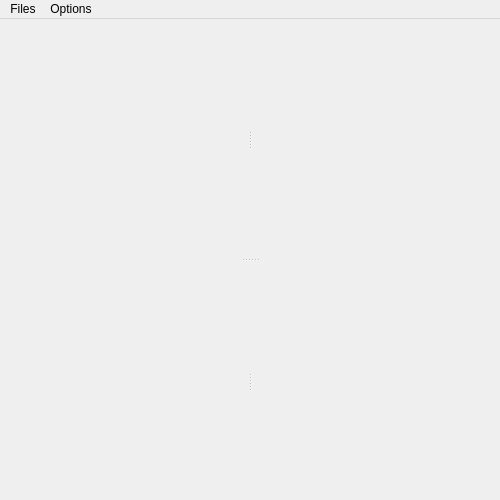
The window that tools/maya/cloth/dynEval/ud/dynEval.ui (snaress/studio) describes before a commit, drawn with Qt 5.
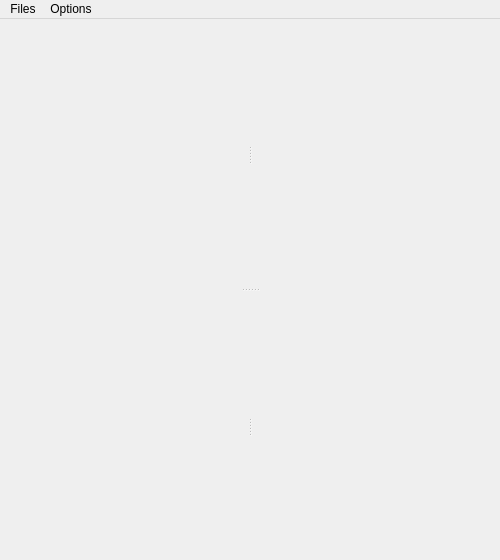
The same window after the commit.

Commit message: DynEval: Cache list manager, Add append Cache cmds

The edit to the form file:
```diff
--- a/tools/maya/cloth/dynEval/ud/dynEval.ui
+++ b/tools/maya/cloth/dynEval/ud/dynEval.ui
@@ -7,7 +7,7 @@
     <x>0</x>
     <y>0</y>
     <width>500</width>
-    <height>500</height>
+    <height>560</height>
    </rect>
   </property>
   <property name="windowTitle">
@@ -30,14 +30,14 @@
        <property name="orientation">
         <enum>Qt::Horizontal</enum>
        </property>
-       <widget class="QWidget" name="">
+       <widget class="QWidget" name="layoutWidget">
         <layout class="QVBoxLayout" name="vlSceneNodes">
          <property name="spacing">
           <number>0</number>
          </property>
         </layout>
        </widget>
-       <widget class="QWidget" name="">
+       <widget class="QWidget" name="layoutWidget">
         <layout class="QVBoxLayout" name="vlNodeOptions">
          <property name="spacing">
           <number>0</number>
@@ -49,14 +49,14 @@
        <property name="orientation">
         <enum>Qt::Horizontal</enum>
        </property>
-       <widget class="QWidget" name="">
+       <widget class="QWidget" name="layoutWidget">
         <layout class="QVBoxLayout" name="vlCaches">
          <property name="spacing">
           <number>0</number>
          </property>
         </layout>
        </widget>
-       <widget class="QWidget" name="">
+       <widget class="QWidget" name="layoutWidget">
         <layout class="QVBoxLayout" name="vlCacheInfo">
          <property name="spacing">
           <number>0</number>
```
Left out of the diff: 2 changed lines with no effect on the pictures. The commit also changes 14 other files.
